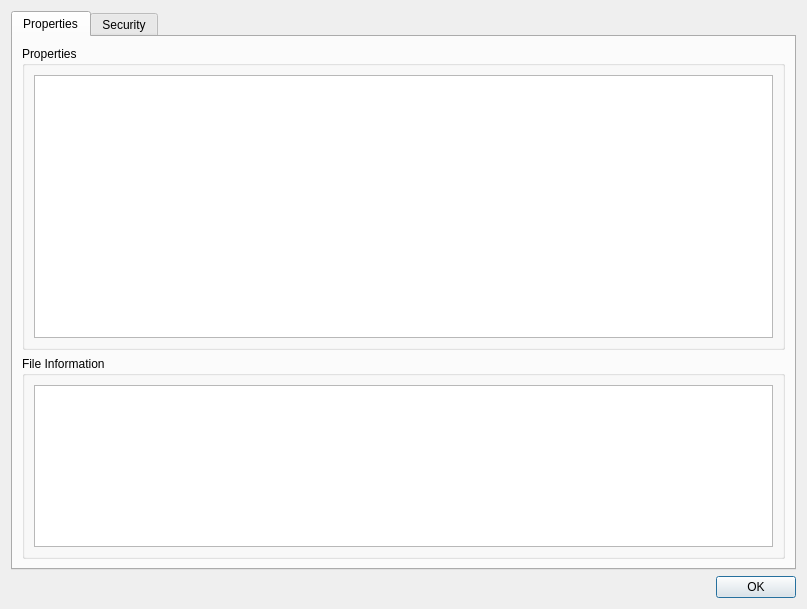
Before: the Qt Designer form PdfForQtViewer/pdfdocumentpropertiesdialog.ui in JakubMelka/PDF4QT, drawn with Qt 5.
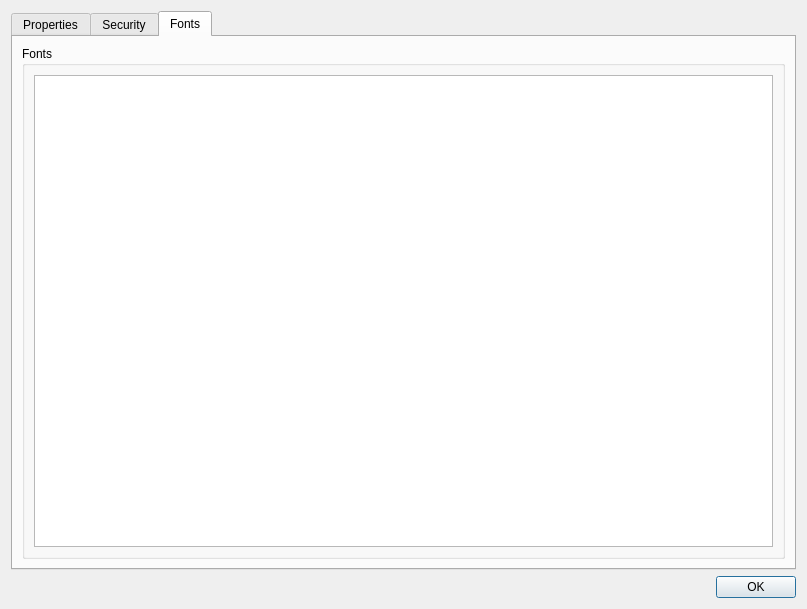
After: the same form once the commit is applied. The open tabs and pages were chosen to show the change.

Commit message: Font information

Patch:
```diff
--- a/PdfForQtViewer/pdfdocumentpropertiesdialog.ui
+++ b/PdfForQtViewer/pdfdocumentpropertiesdialog.ui
@@ -120,6 +120,42 @@
        </item>
       </layout>
      </widget>
+     <widget class="QWidget" name="fontsTab">
+      <attribute name="title">
+       <string>Fonts</string>
+      </attribute>
+      <layout class="QVBoxLayout" name="fontsTabLayout">
+       <item>
+        <widget class="QGroupBox" name="fontsGroupBox">
+         <property name="title">
+          <string>Fonts</string>
+         </property>
+         <layout class="QVBoxLayout" name="fontsGroupBoxLayout">
+          <item>
+           <widget class="QTreeWidget" name="fontsTreeWidget">
+            <property name="columnCount">
+             <number>2</number>
+            </property>
+            <attribute name="headerVisible">
+             <bool>false</bool>
+            </attribute>
+            <column>
+             <property name="text">
+              <string notr="true">1</string>
+             </property>
+            </column>
+            <column>
+             <property name="text">
+              <string notr="true">2</string>
+             </property>
+            </column>
+           </widget>
+          </item>
+         </layout>
+        </widget>
+       </item>
+      </layout>
+     </widget>
     </widget>
    </item>
    <item>
```
Left out of the diff: 8 changed lines with no effect on the pictures. The commit also changes 5 other files.
